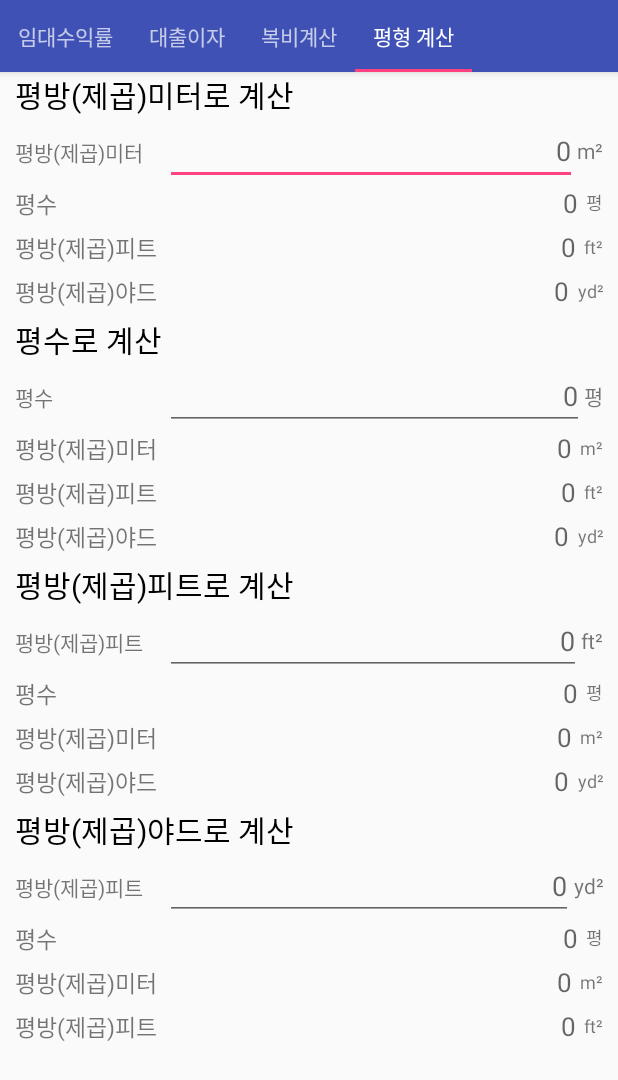
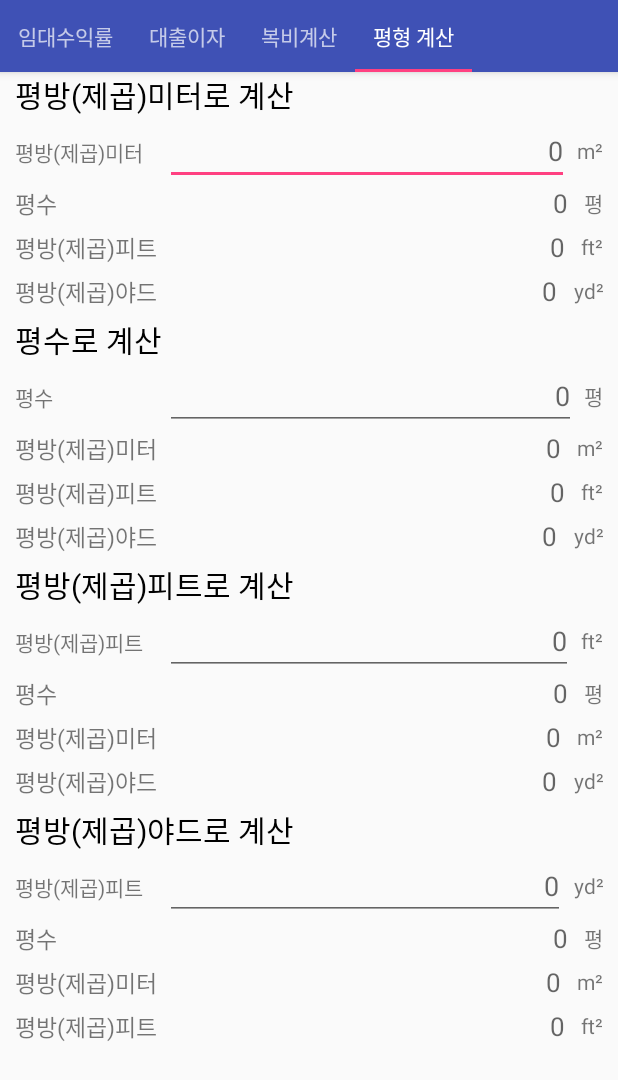
Before and after one commit to kgmhk/earningscalculator, an Android app: the screen it shows after launch (MainActivity), tab 4 chosen, on a phone screen of 412 x 824 dp. Shown: the top 1080 px of the screen. Run offline under Robolectric (Android 15) with nearby library versions, the phone set to English and light mode, and no system bars; our stand-ins replace AdMob; 1 statement that could not run was skipped.

Commit message:
[REFACTOR]  - modify feature style xml

```diff
--- a/app/build.gradle
+++ b/app/build.gradle
@@ -7,8 +7,8 @@ android {
         applicationId "com.gkwak.earningscalculator"
         minSdkVersion 15
         targetSdkVersion 24
-        versionCode 6
-        versionName "1.0"
+        versionCode 7
+        versionName "1.7"
         testInstrumentationRunner "android.support.test.runner.AndroidJUnitRunner"
     }
     buildTypes {
--- a/app/src/main/res/layout/fragment_square_meter.xml
+++ b/app/src/main/res/layout/fragment_square_meter.xml
@@ -48,7 +48,7 @@
                         android:layout_height="wrap_content"
                         android:inputType="numberDecimal"
                         android:ems="10"
-                        android:maxLength="20"
+                        android:maxLength="10"
                         android:id="@+id/square_meter_edit"
                         android:layout_weight="1"
                         android:gravity="right|center_vertical"
@@ -59,6 +59,8 @@
                         android:layout_width="wrap_content"
                         android:layout_height="match_parent"
                         android:id="@+id/square_meter_symbol_text"
+                        android:textSize="14dp"
+                        android:layout_marginLeft="5dp"
                         android:gravity="center" />
 
                 </LinearLayout>
@@ -94,7 +96,8 @@
                         android:layout_height="match_parent"
                         android:id="@+id/sqaure_meter_to_pyeong_symbol_text"
                         android:gravity="center"
-                        android:textSize="12sp" />
+                        android:textSize="14dp"
+                        android:layout_marginLeft="5dp" />
 
                 </LinearLayout>
 
@@ -129,7 +132,8 @@
                         android:layout_height="match_parent"
                         android:id="@+id/sqaure_meter_to_square_foot_symbol_text"
                         android:gravity="center"
-                        android:textSize="12sp" />
+                        android:textSize="14dp"
+                        android:layout_marginLeft="5dp" />
 
                 </LinearLayout>
 
@@ -164,7 +168,8 @@
                         android:layout_height="match_parent"
                         android:id="@+id/sqaure_meter_to_square_yard_symbol_text"
                         android:gravity="center"
-                        android:textSize="12sp" />
+                        android:textSize="14dp"
+                        android:layout_marginLeft="5dp" />
 
                 </LinearLayout>
 
@@ -201,7 +206,7 @@
                         android:layout_height="wrap_content"
                         android:inputType="numberDecimal"
                         android:ems="10"
-                        android:maxLength="20"
+                        android:maxLength="10"
                         android:id="@+id/pyeong_edit"
                         android:layout_weight="1"
                         android:gravity="right|center_vertical"
@@ -212,6 +217,8 @@
                         android:layout_width="wrap_content"
                         android:layout_height="match_parent"
                         android:id="@+id/pyeong_symbol_text"
+                        android:textSize="14dp"
+                        android:layout_marginLeft="5dp"
                         android:gravity="center" />
                 </LinearLayout>
 
@@ -246,7 +253,8 @@
                         android:layout_height="match_parent"
                         android:id="@+id/pyeong_to_sqaure_meter_symbol_text"
                         android:gravity="center"
-                        android:textSize="12sp" />
+                        android:textSize="14dp"
+                        android:layout_marginLeft="5dp" />
                 </LinearLayout>
 
                 <LinearLayout
@@ -280,7 +288,8 @@
                         android:layout_height="match_parent"
                         android:id="@+id/pyeong_to_square_foot_symbol_text"
                         android:gravity="center"
-                        android:textSize="12sp" />
+                        android:textSize="14dp"
+                        android:layout_marginLeft="5dp" />
                 </LinearLayout>
 
                 <LinearLayout
@@ -314,7 +323,8 @@
                         android:layout_height="match_parent"
                         android:id="@+id/pyeong_to_square_yard_symbol_text"
                         android:gravity="center"
-                        android:textSize="12sp" />
+                        android:textSize="14dp"
+                        android:layout_marginLeft="5dp" />
                 </LinearLayout>
 
             </LinearLayout>
@@ -351,7 +361,7 @@
                         android:inputType="numberDecimal"
                         android:ems="10"
                         android:id="@+id/foot_edit"
-                        android:maxLength="20"
+                        android:maxLength="10"
                         android:layout_weight="1"
                         android:gravity="right|center_vertical"
                         android:hint="0" />
@@ -361,6 +371,8 @@
                         android:layout_width="wrap_content"
                         android:layout_height="match_parent"
                         android:id="@+id/foot_symbol_text"
+                        android:textSize="14dp"
+                        android:layout_marginLeft="5dp"
                         android:gravity="center" />
                 </LinearLayout>
 
@@ -395,7 +407,8 @@
                         android:layout_height="match_parent"
                         android:id="@+id/square_foot_to_pyeong_symbol_text"
                         android:gravity="center"
-                        android:textSize="12sp" />
+                        android:textSize="14dp"
+                        android:layout_marginLeft="5dp" />
                 </LinearLayout>
 
                 <LinearLayout
@@ -429,7 +442,8 @@
                         android:layout_height="match_parent"
                         android:id="@+id/square_foot_to_square_meter_symbol_text"
                         android:gravity="center"
-                        android:textSize="12sp" />
+                        android:textSize="14dp"
+                        android:layout_marginLeft="5dp" />
                 </LinearLayout>
 
                 <LinearLayout
@@ -463,7 +477,8 @@
                         android:layout_height="match_parent"
                         android:id="@+id/square_foot_to_square_yard_symbol_text"
                         android:gravity="center"
-                        android:textSize="12sp" />
+                        android:textSize="14dp"
+                        android:layout_marginLeft="5dp" />
                 </LinearLayout>
 
             </LinearLayout>
@@ -500,7 +515,7 @@
                         android:inputType="numberDecimal"
                         android:ems="10"
                         android:id="@+id/yard_edit"
-                        android:maxLength="20"
+                        android:maxLength="10"
                         android:layout_weight="1"
                         android:gravity="right|center_vertical"
                         android:hint="0" />
@@ -509,6 +524,8 @@
                         android:text="@string/square_yard_symbol"
                         android:layout_width="wrap_content"
                         android:layout_height="match_parent"
+                        android:textSize="14dp"
+                        android:layout_marginLeft="5dp"
                         android:id="@+id/yard_symbol_text"
                         android:gravity="center" />
                 </LinearLayout>
@@ -544,7 +561,8 @@
                         android:layout_height="match_parent"
                         android:id="@+id/square_yard_to_pyeong_symbol_text"
                         android:gravity="center"
-                        android:textSize="12sp" />
+                        android:textSize="14dp"
+                        android:layout_marginLeft="5dp" />
                 </LinearLayout>
 
                 <LinearLayout
@@ -578,7 +596,8 @@
                         android:layout_height="match_parent"
                         android:id="@+id/square_yard_to_square_meter_symbol_text"
                         android:gravity="center"
-                        android:textSize="12sp" />
+                        android:textSize="14dp"
+                        android:layout_marginLeft="5dp" />
                 </LinearLayout>
 
                 <LinearLayout
@@ -612,7 +631,8 @@
                         android:layout_height="match_parent"
                         android:id="@+id/square_yard_to_square_foot_symbol_text"
                         android:gravity="center"
-                        android:textSize="12sp" />
+                        android:textSize="14dp"
+                        android:layout_marginLeft="5dp" />
                 </LinearLayout>
 
             </LinearLayout>
```
